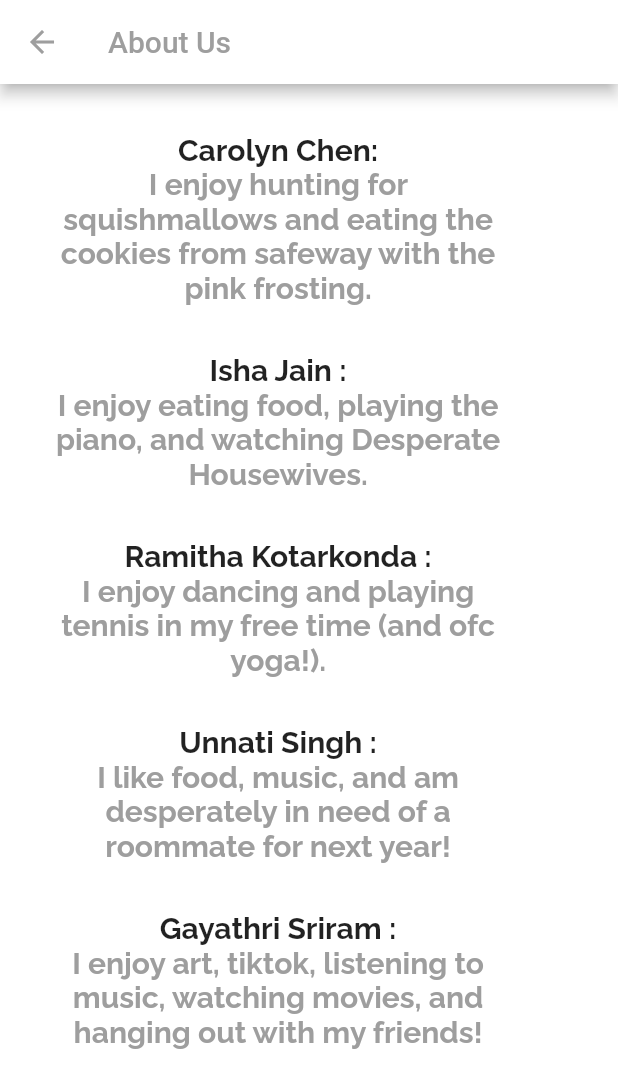
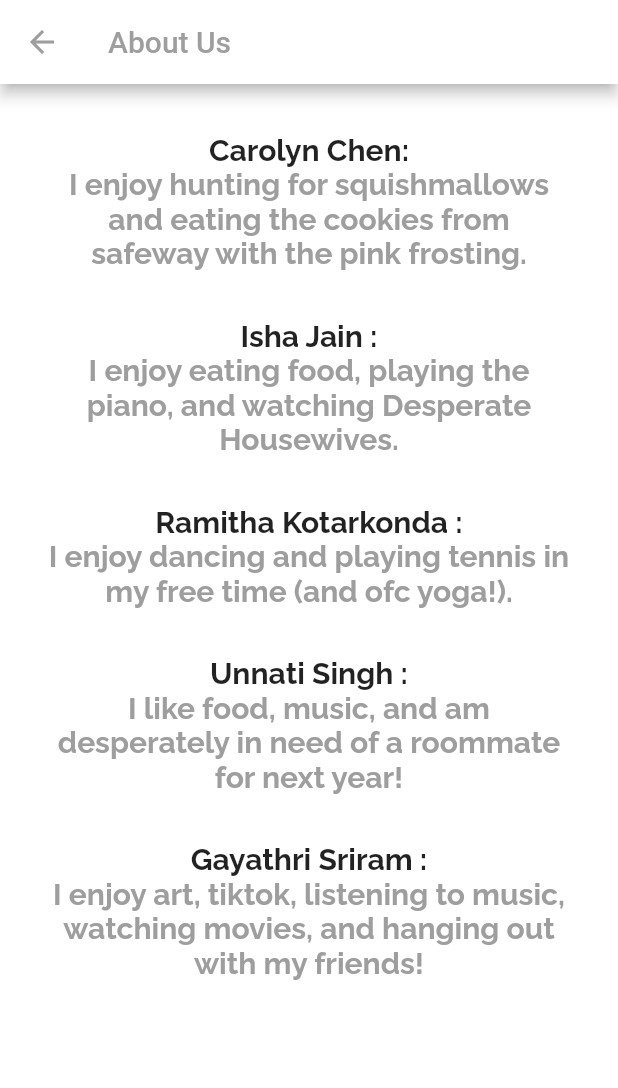
Before and after one commit to ishajain15/UniLyfe, a Flutter app: the AboutUs screen opened directly, on a phone screen of 412 x 824 dp. Shown: the top 1088 px of the screen. Run offline on Flutter 3.47's test engine with Material 2 defaults, Android fonts, the phone set to English and light mode, and no system bars; our stand-ins replace auto_size_text, cloud_firestore, community_material_icon, firebase_auth, firebase_core, font_awesome_flutter and 4 more; missing offline and left inert: dart:html, polls; accounts and stored records are empty; generated files the repository leaves out were written again.

Commit message:
centered stuff on the about us page

```diff
--- a/unilyfe_app/lib/page/tabs/tabs_page.dart
+++ b/unilyfe_app/lib/page/tabs/tabs_page.dart
@@ -160,7 +160,8 @@ class _TabsPageState extends State<TabsPage> {
 class AboutUs extends StatelessWidget {
   @override
   Widget build(BuildContext context) {
-    double c_width = MediaQuery.of(context).size.width * 0.9;
+   // double c_width = MediaQuery.of(context).size.width * 0.9;
+    double c_width = MediaQuery.of(context).size.width;
 
     Widget pad = Container(
     padding: const EdgeInsets.all(16),
```
